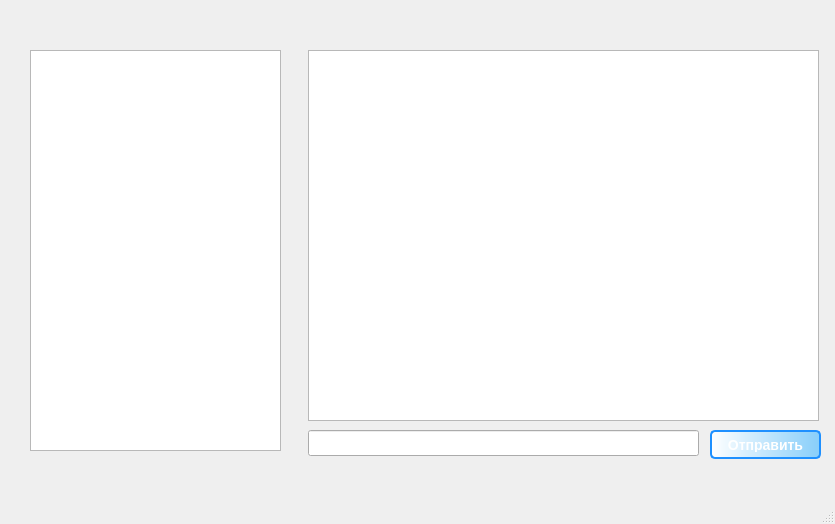
Before: the Qt Designer form mainwindow.ui in Keym0s/Client, drawn with Qt 5.
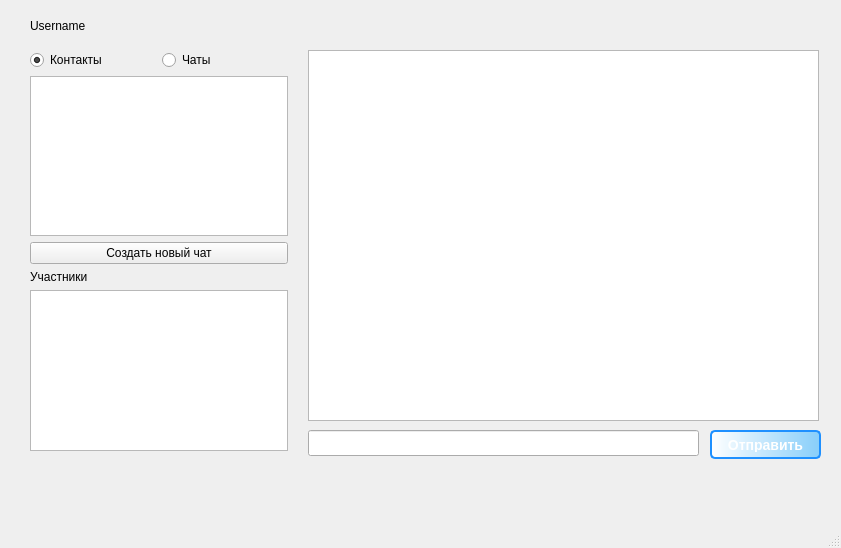
After: the same form once the commit is applied.

```diff
--- a/mainwindow.ui
+++ b/mainwindow.ui
@@ -6,8 +6,8 @@
    <rect>
     <x>0</x>
     <y>0</y>
-    <width>835</width>
-    <height>524</height>
+    <width>841</width>
+    <height>548</height>
    </rect>
   </property>
   <property name="windowTitle">
@@ -66,16 +66,6 @@
      <string>Отправить</string>
     </property>
    </widget>
-   <widget class="QListWidget" name="contactsList">
-    <property name="geometry">
-     <rect>
-      <x>30</x>
-      <y>50</y>
-      <width>251</width>
-      <height>401</height>
-     </rect>
-    </property>
-   </widget>
    <widget class="QLabel" name="usernameLabel">
     <property name="geometry">
      <rect>
@@ -86,9 +76,58 @@
      </rect>
     </property>
     <property name="text">
-     <string/>
+     <string>Username</string>
     </property>
    </widget>
+   <widget class="QWidget" name="">
+    <property name="geometry">
+     <rect>
+      <x>30</x>
+      <y>50</y>
+      <width>258</width>
+      <height>401</height>
+     </rect>
+    </property>
+    <layout class="QGridLayout" name="gridLayout">
+     <item row="3" column="0" colspan="2">
+      <widget class="QLabel" name="membersLabel">
+       <property name="text">
+        <string>Участники</string>
+       </property>
+      </widget>
+     </item>
+     <item row="1" column="0" colspan="2">
+      <widget class="QListWidget" name="contactsList"/>
+     </item>
+     <item row="0" column="1">
+      <widget class="QRadioButton" name="ChatsButton">
+       <property name="text">
+        <string>Чаты</string>
+       </property>
+      </widget>
+     </item>
+     <item row="4" column="0" colspan="2">
+      <widget class="QListWidget" name="membersList"/>
+     </item>
+     <item row="0" column="0">
+      <widget class="QRadioButton" name="ContactsButton">
+       <property name="text">
+        <string>Контакты</string>
+       </property>
+       <property name="checked">
+        <bool>true</bool>
+       </property>
+      </widget>
+     </item>
+     <item row="2" column="0" colspan="2">
+      <widget class="QPushButton" name="createChatButton">
+       <property name="text">
+        <string>Создать новый чат</string>
+       </property>
+      </widget>
+     </item>
+    </layout>
+   </widget>
   </widget>
   <widget class="QMenuBar" name="menubar">
    <property name="geometry">
```
Left out of the diff: 2 changed lines with no effect on the pictures.
